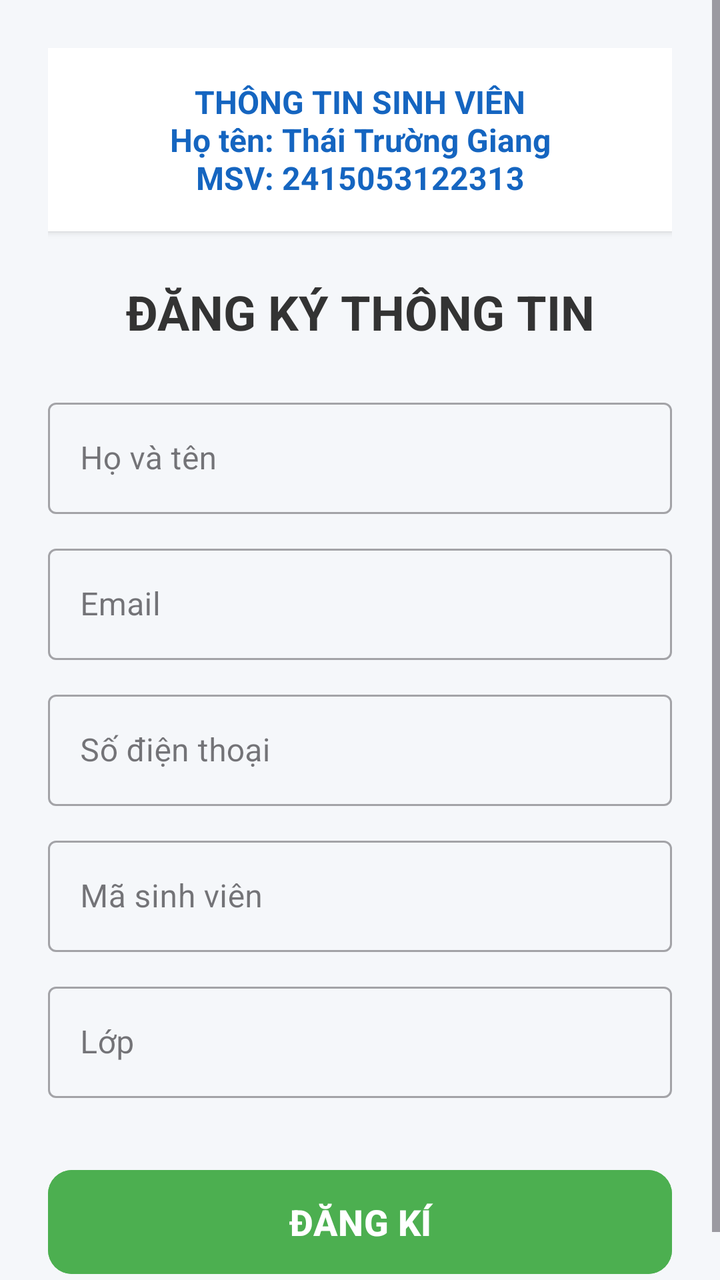
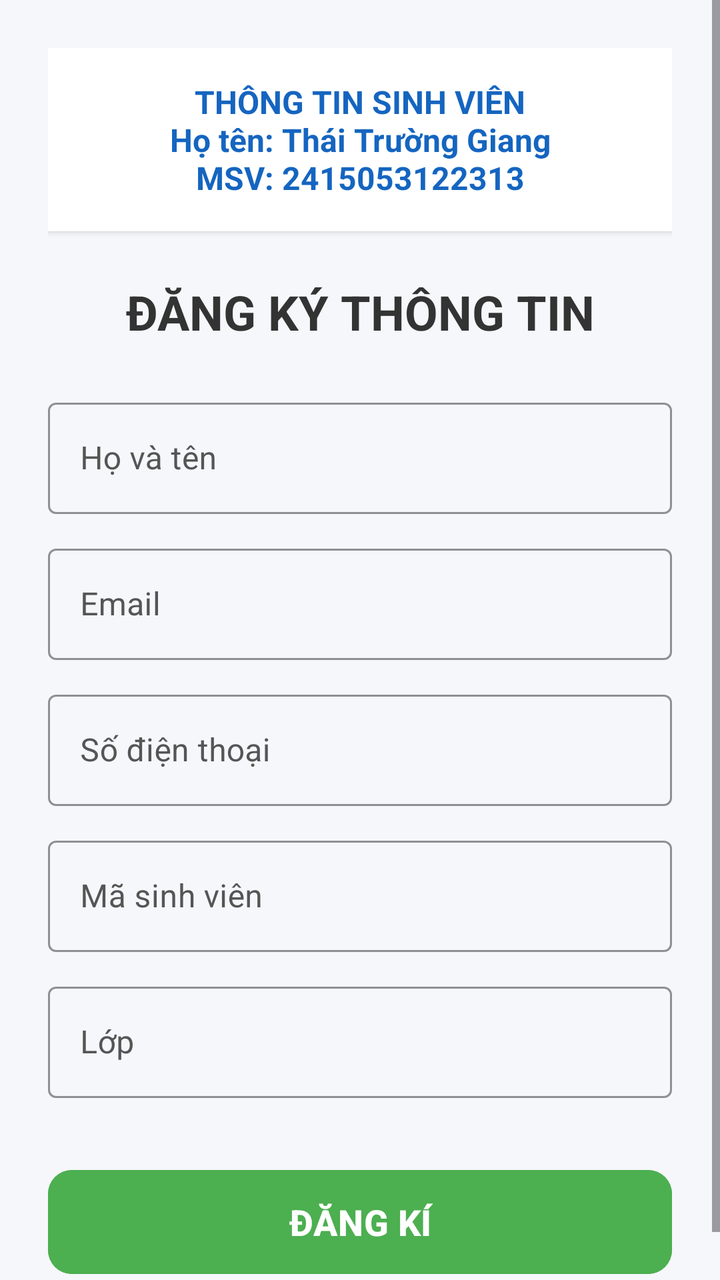

Screens rendered from an Android XML layout before and after an edit, with the pre-edit source and the edit as a unified diff.
<!-- AndroidManifest.xml: application theme Theme.BaiTapValidate -->
<!-- res/layout/activity_main.xml -->
<?xml version="1.0" encoding="utf-8"?>
<ScrollView xmlns:android="http://schemas.android.com/apk/res/android"
    xmlns:app="http://schemas.android.com/apk/res-auto"
    android:layout_width="match_parent"
    android:layout_height="match_parent"
    android:background="#F5F7FA">

    <LinearLayout
        android:layout_width="match_parent"
        android:layout_height="wrap_content"
        android:orientation="vertical"
        android:padding="24dp">

        
        <TextView
            android:layout_width="match_parent"
            android:layout_height="wrap_content"
            android:text="THÔNG TIN SINH VIÊN\nHọ tên: Thái Trường Giang\nMSV: 2415053122313"
            android:textColor="#1565C0"
            android:textSize="16sp"
            android:textStyle="bold"
            android:gravity="center"
            android:background="@android:color/white"
            android:padding="16dp"
            android:elevation="2dp"
            android:layout_marginBottom="24dp" />

        <TextView
            android:layout_width="match_parent"
            android:layout_height="wrap_content"
            android:text="ĐĂNG KÝ THÔNG TIN"
            android:textColor="#333333"
            android:textSize="24sp"
            android:textStyle="bold"
            android:gravity="center"
            android:layout_marginBottom="24dp" />

        
        <com.google.android.material.textfield.TextInputLayout
            style="@style/Widget.MaterialComponents.TextInputLayout.OutlinedBox"
            android:layout_width="match_parent"
            android:layout_height="wrap_content"
            android:hint="Họ và tên"
            android:layout_marginBottom="12dp">
            <com.google.android.material.textfield.TextInputEditText
                android:id="@+id/edtName"
                android:layout_width="match_parent"
                android:layout_height="wrap_content"
                android:inputType="textPersonName"/>
        </com.google.android.material.textfield.TextInputLayout>

        <com.google.android.material.textfield.TextInputLayout
            style="@style/Widget.MaterialComponents.TextInputLayout.OutlinedBox"
            android:layout_width="match_parent"
            android:layout_height="wrap_content"
            android:hint="Email"
            android:layout_marginBottom="12dp">
            <com.google.android.material.textfield.TextInputEditText
                android:id="@+id/edtEmail"
                android:layout_width="match_parent"
                android:layout_height="wrap_content"
                android:inputType="textEmailAddress"/>
        </com.google.android.material.textfield.TextInputLayout>

        <com.google.android.material.textfield.TextInputLayout
            style="@style/Widget.MaterialComponents.TextInputLayout.OutlinedBox"
            android:layout_width="match_parent"
            android:layout_height="wrap_content"
            android:hint="Số điện thoại"
            android:layout_marginBottom="12dp">
            <com.google.android.material.textfield.TextInputEditText
                android:id="@+id/edtPhone"
                android:layout_width="match_parent"
                android:layout_height="wrap_content"
                android:inputType="phone"/>
        </com.google.android.material.textfield.TextInputLayout>

        <com.google.android.material.textfield.TextInputLayout
            style="@style/Widget.MaterialComponents.TextInputLayout.OutlinedBox"
            android:layout_width="match_parent"
            android:layout_height="wrap_content"
            android:hint="Mã sinh viên"
            android:layout_marginBottom="12dp">
            <com.google.android.material.textfield.TextInputEditText
                android:id="@+id/edtMsv"
                android:layout_width="match_parent"
                android:layout_height="wrap_content"
                android:inputType="text"/>
        </com.google.android.material.textfield.TextInputLayout>

        <com.google.android.material.textfield.TextInputLayout
            style="@style/Widget.MaterialComponents.TextInputLayout.OutlinedBox"
            android:layout_width="match_parent"
            android:layout_height="wrap_content"
            android:hint="Lớp"
            android:layout_marginBottom="32dp">
            <com.google.android.material.textfield.TextInputEditText
                android:id="@+id/edtClass"
                android:layout_width="match_parent"
                android:layout_height="wrap_content"
                android:inputType="text"/>
        </com.google.android.material.textfield.TextInputLayout>

        <Button
            android:id="@+id/btnRegister"
            android:layout_width="match_parent"
            android:layout_height="60dp"
            android:text="ĐĂNG KÍ"
            android:textSize="18sp"
            android:textStyle="bold"
            app:cornerRadius="12dp"
            android:backgroundTint="#4CAF50"/>

    </LinearLayout>
</ScrollView>
<!-- resources referenced by this layout -->
<resources>
  <style name="Theme.BaiTapValidate" parent="Base.Theme.BaiTapValidate" />
  <style name="Base.Theme.BaiTapValidate" parent="Theme.Material3.DayNight.NoActionBar">
          
          
      </style>
</resources>

<!-- the commit's change to res/layout/activity_main.xml (unified diff, before → after) -->
@@ -41,11 +41,15 @@
             android:layout_width="match_parent"
             android:layout_height="wrap_content"
             android:hint="Họ và tên"
+            android:textColorHint="#555555"
+            app:hintTextColor="#000000"
+            app:boxStrokeColor="#000000"
             android:layout_marginBottom="12dp">
             <com.google.android.material.textfield.TextInputEditText
                 android:id="@+id/edtName"
                 android:layout_width="match_parent"
                 android:layout_height="wrap_content"
+                android:textColor="#000000"
                 android:inputType="textPersonName"/>
         </com.google.android.material.textfield.TextInputLayout>
 
@@ -54,11 +58,15 @@
             android:layout_width="match_parent"
             android:layout_height="wrap_content"
             android:hint="Email"
+            android:textColorHint="#555555"
+            app:hintTextColor="#000000"
+            app:boxStrokeColor="#000000"
             android:layout_marginBottom="12dp">
             <com.google.android.material.textfield.TextInputEditText
                 android:id="@+id/edtEmail"
                 android:layout_width="match_parent"
                 android:layout_height="wrap_content"
+                android:textColor="#000000"
                 android:inputType="textEmailAddress"/>
         </com.google.android.material.textfield.TextInputLayout>
 
@@ -67,11 +75,15 @@
             android:layout_width="match_parent"
             android:layout_height="wrap_content"
             android:hint="Số điện thoại"
+            android:textColorHint="#555555"
+            app:hintTextColor="#000000"
+            app:boxStrokeColor="#000000"
             android:layout_marginBottom="12dp">
             <com.google.android.material.textfield.TextInputEditText
                 android:id="@+id/edtPhone"
                 android:layout_width="match_parent"
                 android:layout_height="wrap_content"
+                android:textColor="#000000"
                 android:inputType="phone"/>
         </com.google.android.material.textfield.TextInputLayout>
 
@@ -80,11 +92,15 @@
             android:layout_width="match_parent"
             android:layout_height="wrap_content"
             android:hint="Mã sinh viên"
+            android:textColorHint="#555555"
+            app:hintTextColor="#000000"
+            app:boxStrokeColor="#000000"
             android:layout_marginBottom="12dp">
             <com.google.android.material.textfield.TextInputEditText
                 android:id="@+id/edtMsv"
                 android:layout_width="match_parent"
                 android:layout_height="wrap_content"
+                android:textColor="#000000"
                 android:inputType="text"/>
         </com.google.android.material.textfield.TextInputLayout>
 
@@ -93,11 +109,15 @@
             android:layout_width="match_parent"
             android:layout_height="wrap_content"
             android:hint="Lớp"
+            android:textColorHint="#555555"
+            app:hintTextColor="#000000"
+            app:boxStrokeColor="#000000"
             android:layout_marginBottom="32dp">
             <com.google.android.material.textfield.TextInputEditText
                 android:id="@+id/edtClass"
                 android:layout_width="match_parent"
                 android:layout_height="wrap_content"
+                android:textColor="#000000"
                 android:inputType="text"/>
         </com.google.android.material.textfield.TextInputLayout>
 
